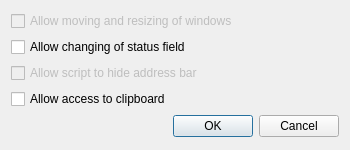
Above: src/ui/preferences/JavaScriptPreferencesDialog.ui from OtterBrowser/otter-browser before the change. Below: the same form after it.
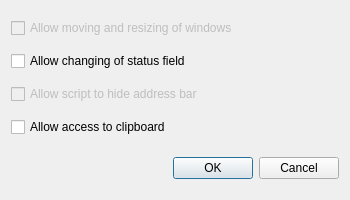
That is the form after the change.

Commit message: Enable options button only if JavaScript is enabled

Diff of the .ui file:
```diff
--- a/src/ui/preferences/JavaScriptPreferencesDialog.ui
+++ b/src/ui/preferences/JavaScriptPreferencesDialog.ui
@@ -7,42 +7,13 @@
     <x>0</x>
     <y>0</y>
     <width>350</width>
-    <height>150</height>
+    <height>200</height>
    </rect>
   </property>
-  <property name="sizePolicy">
-   <sizepolicy hsizetype="Preferred" vsizetype="Fixed">
-    <horstretch>0</horstretch>
-    <verstretch>0</verstretch>
-   </sizepolicy>
-  </property>
-  <property name="minimumSize">
-   <size>
-    <width>350</width>
-    <height>150</height>
-   </size>
-  </property>
-  <property name="maximumSize">
-   <size>
-    <width>16777215</width>
-    <height>150</height>
-   </size>
-  </property>
   <property name="windowTitle">
    <string>JavaScript Options</string>
   </property>
-  <property name="layoutDirection">
-   <enum>Qt::LeftToRight</enum>
-  </property>
-  <property name="sizeGripEnabled">
-   <bool>false</bool>
-  </property>
-  <property name="modal">
-   <bool>false</bool>
-  </property>
-  <layout class="QVBoxLayout" name="javaScriptVerticalLayout">
-   <item>
-    <layout class="QVBoxLayout" name="javaScriptSettingsVerticalLayout">
+  <layout class="QVBoxLayout" name="verticalLayout">
      <item>
       <widget class="QCheckBox" name="javaScriptCanChangeWndowGeometryCheckBox">
        <property name="enabled">
@@ -89,7 +60,12 @@
        </property>
       </widget>
      </item>
-    </layout>
+   <item>
+    <spacer name="verticalSpacer">
+     <property name="orientation">
+      <enum>Qt::Vertical</enum>
+     </property>
+    </spacer>
    </item>
    <item>
     <widget class="QDialogButtonBox" name="buttonBox">
```
Lines whose indentation alone changed are shown as unchanged. The commit also changes 2 other files.
